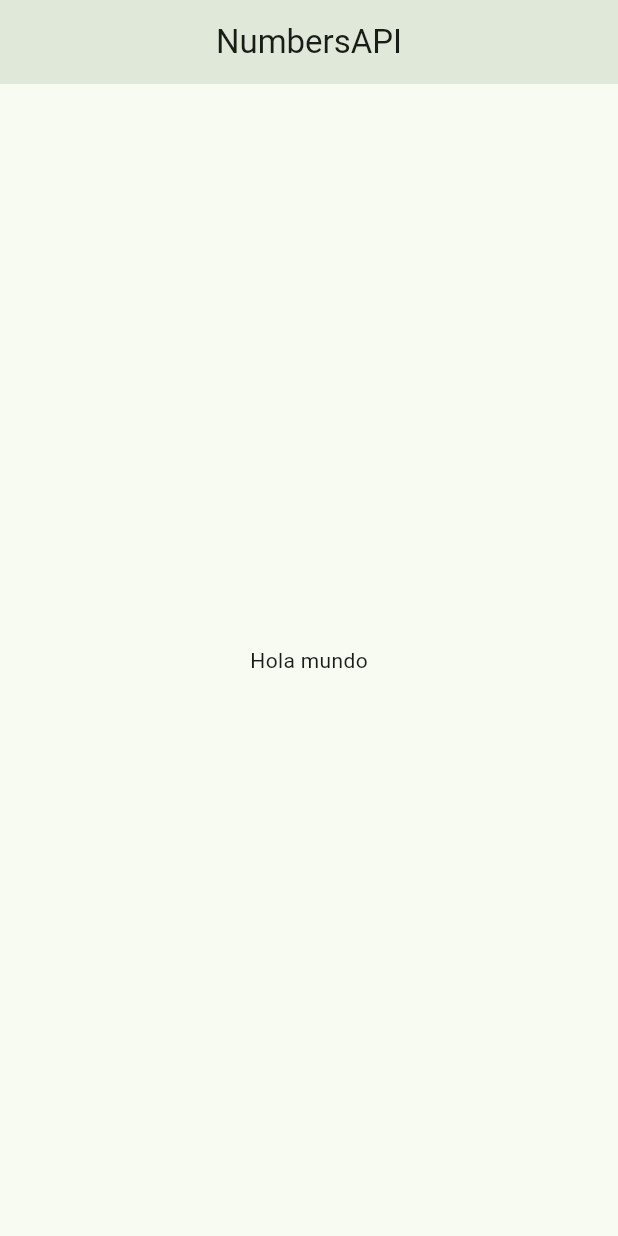
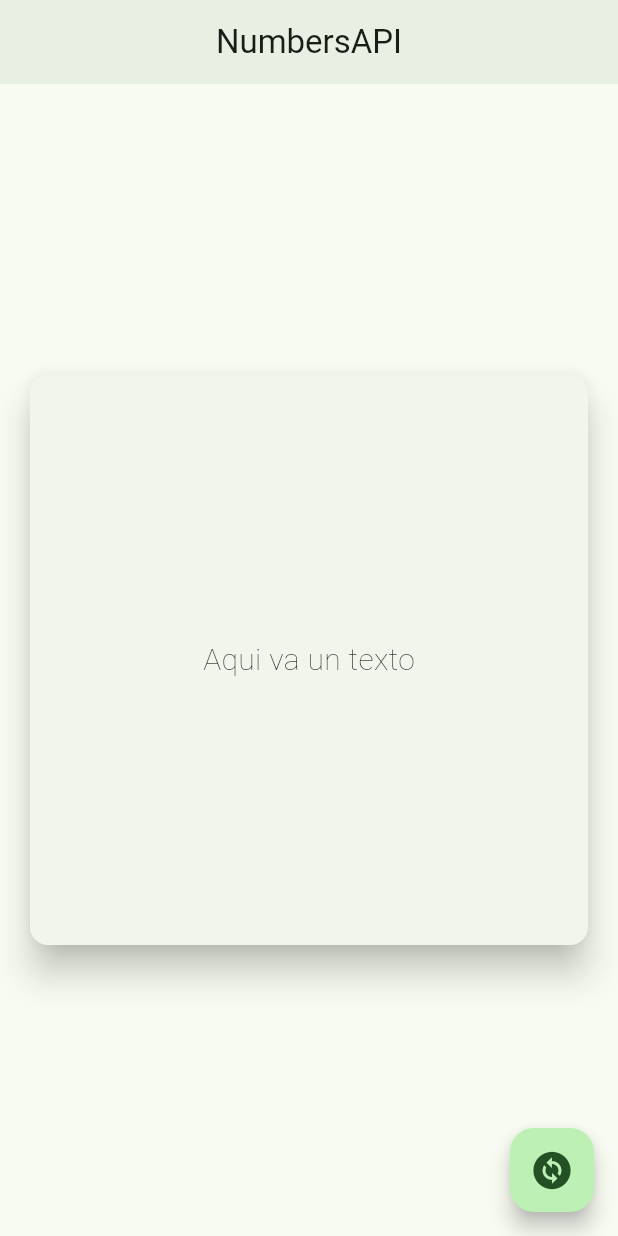
Before and after one commit to dayanescamilla/flutter_challenge, a Flutter app: the screen it shows after launch, on a phone screen of 412 x 824 dp. Run offline on Flutter 3.47's test engine with Material 2 defaults, Android fonts, the phone set to English and light mode, and no system bars.

Commit message:
Se creo la interfaz de la pantalla principal y se hicieron algunas modificaciones en otros ficheros.
Signed-off-by: Dayan Escamilla <josedayanescamillaperez@gmail.com>

```diff
--- a/lib/screens/home_screen.dart
+++ b/lib/screens/home_screen.dart
@@ -1,17 +1,43 @@
+import 'dart:math';
+
 import 'package:flutter/material.dart';
 
-class HomeScreen extends StatelessWidget {
+class HomeScreen extends StatefulWidget {
   const HomeScreen({Key? key}) : super(key: key);
 
+  @override
+  State<HomeScreen> createState() => _HomeScreenState();
+}
+
+class _HomeScreenState extends State<HomeScreen> {
   @override
   Widget build(BuildContext context) {
     return Scaffold(
       appBar: AppBar(
         title: const Center(child: Text('NumbersAPI')),
       ),
-      body: const Center(
-        child: Text('Hola mundo'),
+      body: Center(
+        child: Column(
+          mainAxisAlignment: MainAxisAlignment.center,
+          children: [
+            Container(
+              alignment: Alignment.center,
+              width: double.infinity,
+              height: 400,
+              child: const Card(
+                elevation: 10,
+                margin: EdgeInsets.symmetric(horizontal: 20, vertical: 10),
+                child: Center(child: Text('Aqui va un texto', style: TextStyle(fontSize: 20, fontWeight: FontWeight.w100),)),
+              ),
+            )
+          ],
+        )
       ),
+      floatingActionButton: FloatingActionButton(
+        onPressed: () {
+          print('Hola:)');
+        },
+        child: const Icon(Icons.change_circle, size: 30),),
     );
   }
 }
--- a/lib/theme/app_theme.dart
+++ b/lib/theme/app_theme.dart
@@ -5,7 +5,7 @@ class AppTheme {
     useMaterial3: true,
     colorSchemeSeed: Colors.green,
     appBarTheme: const AppBarTheme(
-      elevation: 10
+      elevation: 3
     )
   );
 }
```
